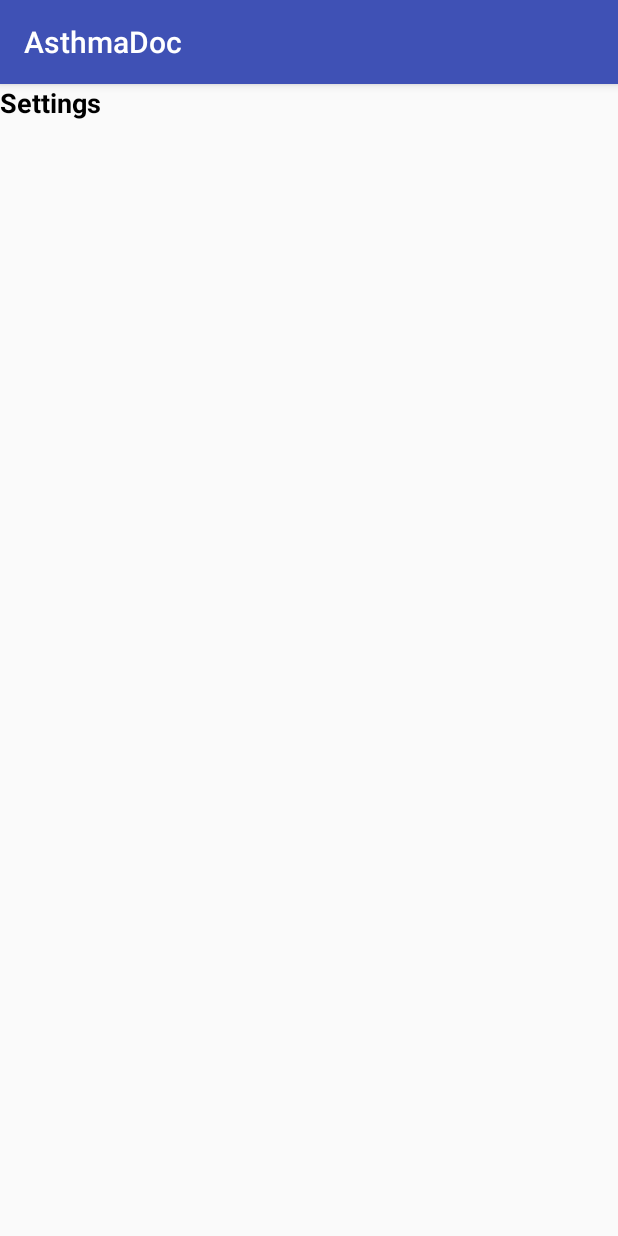
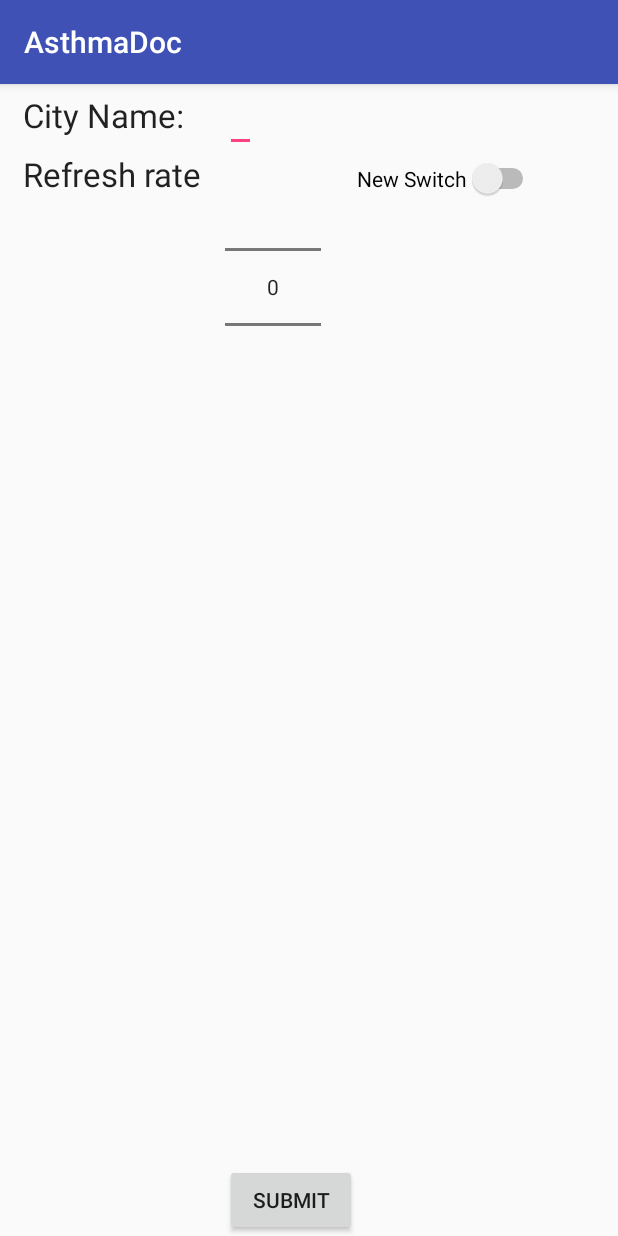
Before and after one commit to haldir45/Asthma-Doc, an Android app: the fragment MySettings shown on its own in the app's theme, on a phone screen of 412 x 824 dp. Run offline under Robolectric (Android 15) with nearby library versions, the light colour scheme and no system bars.

Commit message:
Settings fragment UI additions

```diff
--- a/app/src/main/res/layout/fragment_settings.xml
+++ b/app/src/main/res/layout/fragment_settings.xml
@@ -1,13 +1,71 @@
 <?xml version="1.0" encoding="utf-8"?>
 <LinearLayout xmlns:android="http://schemas.android.com/apk/res/android"
     android:layout_width="match_parent" android:layout_height="match_parent">
-    <TextView
-        android:layout_width="wrap_content"
-        android:layout_height="wrap_content"
-        android:textAppearance="?android:attr/textAppearanceLarge"
-        android:text="Settings"
-        android:textSize="18sp"
-        android:textColor="#000"
-        android:textStyle="bold"
-        android:id="@+id/title" />
+
+    <GridLayout
+        android:layout_width="match_parent"
+        android:layout_height="match_parent">
+
+        <TextView
+            android:layout_width="wrap_content"
+            android:layout_height="wrap_content"
+            android:textAppearance="?android:attr/textAppearanceLarge"
+            android:text="City Name:"
+            android:id="@+id/cityTV"
+            android:layout_row="0"
+            android:layout_column="0"
+            android:layout_marginLeft="15dp"
+            android:layout_marginRight="15dp"/>
+
+        <TextView
+            android:layout_width="wrap_content"
+            android:layout_height="wrap_content"
+            android:textAppearance="?android:attr/textAppearanceLarge"
+            android:text="Refresh rate"
+            android:id="@+id/refreshTV"
+            android:layout_row="1"
+            android:layout_column="0"
+            android:layout_marginLeft="15dp"
+            android:layout_marginRight="15dp"
+            />
+
+        <AutoCompleteTextView
+            android:layout_width="wrap_content"
+            android:layout_height="wrap_content"
+            android:id="@+id/cityAutoCompleteTV"
+            android:layout_row="0"
+            android:layout_column="1"
+            android:layout_columnSpan="3"/>
+
+        <NumberPicker
+            android:layout_width="wrap_content"
+            android:layout_height="wrap_content"
+            android:id="@+id/numberPicker"
+            android:layout_row="1"
+            android:layout_column="1"/>
+
+        <Switch
+            android:layout_width="wrap_content"
+            android:layout_height="wrap_content"
+            android:text="New Switch"
+            android:id="@+id/switch1"
+            android:layout_row="1"
+            android:layout_column="2"/>
+
+        <ScrollView
+            android:layout_width="wrap_content"
+            android:layout_height="wrap_content"
+            android:id="@+id/scrollView"
+            android:layout_row="1"
+            android:layout_column="4"/>
+
+        <Button
+            android:layout_width="wrap_content"
+            android:layout_height="wrap_content"
+            android:text="Submit"
+            android:id="@+id/submitbutton"
+            android:layout_row="4"
+            android:layout_column="1"/>
+
+    </GridLayout>
 </LinearLayout>
```
Also changed, not shown: 1 other file.
